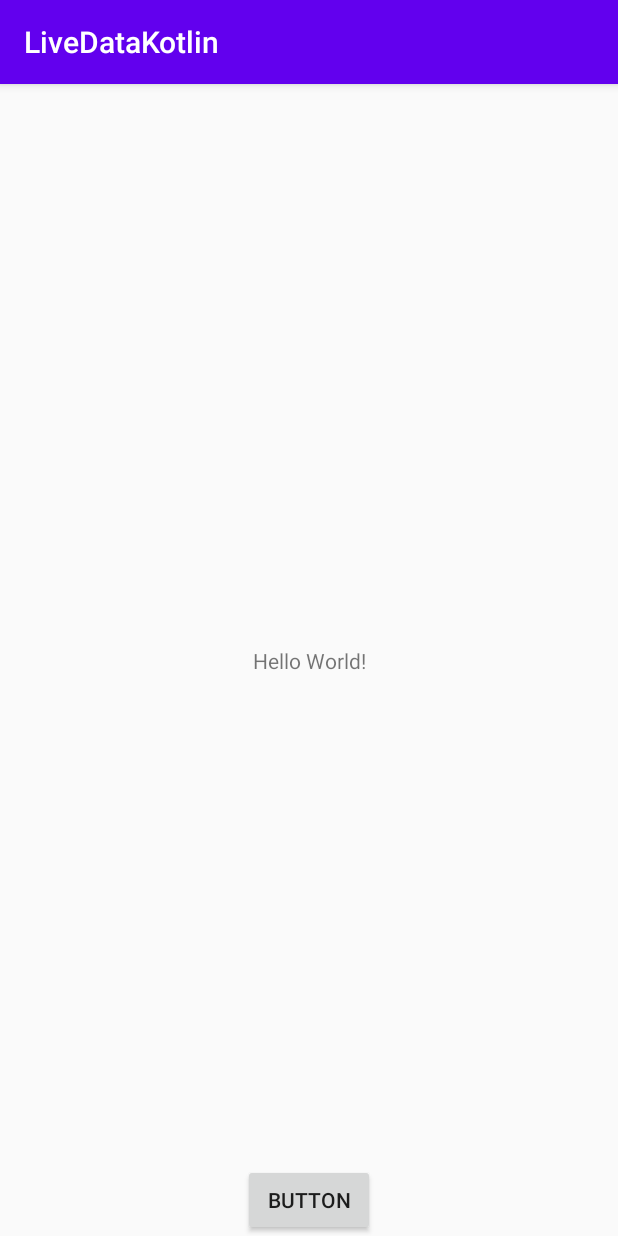
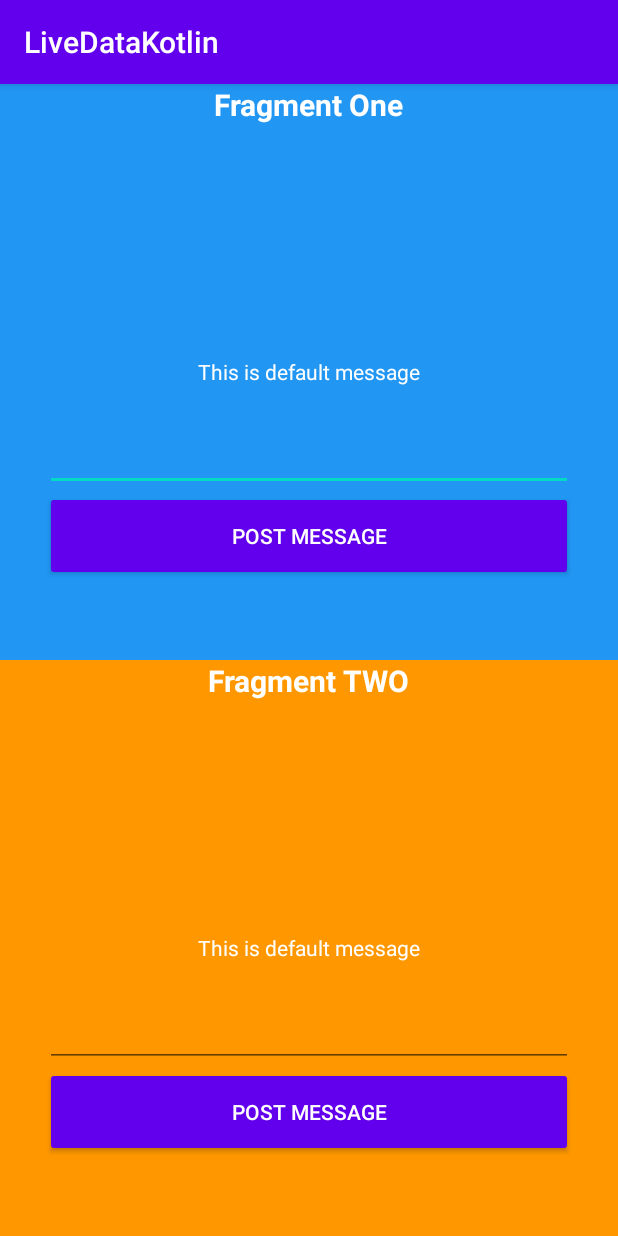
Before and after one commit to hmqiwtCode/LiveDataKotlin, an Android app: the screen it shows after launch (MainActivity), on a phone screen of 412 x 824 dp. Run offline under Robolectric (Android 15) with nearby library versions, the phone set to English and light mode, and no system bars.

Commit message:
Shared view model between two fragment

```diff
--- a/app/build.gradle
+++ b/app/build.gradle
@@ -35,6 +35,8 @@ dependencies {
     implementation 'androidx.appcompat:appcompat:1.3.0'
     implementation 'androidx.constraintlayout:constraintlayout:2.0.4'
     implementation 'androidx.lifecycle:lifecycle-extensions:2.2.0'
+    implementation 'androidx.legacy:legacy-support-v4:1.0.0'
+    implementation 'androidx.lifecycle:lifecycle-viewmodel-ktx:2.3.1'
     testImplementation 'junit:junit:4.12'
     androidTestImplementation 'androidx.test.ext:junit:1.1.3'
     androidTestImplementation 'androidx.test.espresso:espresso-core:3.4.0'
--- /dev/null
+++ b/app/src/main/java/com/quy/livedatakotlin/FragmentOne.kt
@@ -0,0 +1,51 @@
+package com.quy.livedatakotlin
+
+import androidx.lifecycle.ViewModelProviders
+import android.os.Bundle
+import android.util.Log
+import androidx.fragment.app.Fragment
+import android.view.LayoutInflater
+import android.view.View
+import android.view.ViewGroup
+import androidx.lifecycle.Observer
+import kotlinx.android.synthetic.main.fragment_one.view.*
+
+class FragmentOne : Fragment() {
+
+    companion object {
+        fun newInstance() = FragmentOne()
+    }
+
+    private lateinit var viewModel: SharedViewModel
+
+    override fun onCreateView(
+        inflater: LayoutInflater, container: ViewGroup?,
+        savedInstanceState: Bundle?
+    ): View? {
+        val rootView = inflater.inflate(R.layout.fragment_one, container, false)
+        activity?.let {
+            viewModel = ViewModelProviders.of(it).get(SharedViewModel::class.java)
+        }
+
+             activity?.let { viewModel.data().observe(it, Observer<String>{ item ->
+            if (!item.isBlank()){
+                Log.d("FRAGMENT A", this.toString());
+                Log.d("SEE LOG ITEM",item);
+                rootView.message.text = item
+            }
+        }) }
+
+        rootView.post_button.setOnClickListener {
+            val input = rootView.input_one.text.toString()
+            if (!input.isBlank()) {
+                viewModel.updateData(input)
+            } else {
+                ToastUtil.show(context, "Please enter message to post")
+            }
+        }
+
+        return rootView
+    }
+
+
+}
--- /dev/null
+++ b/app/src/main/java/com/quy/livedatakotlin/FragmentTwo.kt
@@ -0,0 +1,50 @@
+package com.quy.livedatakotlin
+
+import androidx.lifecycle.ViewModelProviders
+import android.os.Bundle
+import android.util.Log
+import androidx.fragment.app.Fragment
+import android.view.LayoutInflater
+import android.view.View
+import android.view.ViewGroup
+import androidx.lifecycle.Observer
+import kotlinx.android.synthetic.main.fragment_one.view.*
+
+class FragmentTwo : Fragment() {
+
+    companion object {
+        fun newInstance() = FragmentTwo()
+    }
+
+    private lateinit var viewModel: SharedViewModel
+
+    override fun onCreateView(
+        inflater: LayoutInflater, container: ViewGroup?,
+        savedInstanceState: Bundle?
+    ): View? {
+        val rootView = inflater.inflate(R.layout.fragment_two, container, false)
+        activity?.let {
+            viewModel = ViewModelProviders.of(it).get(SharedViewModel::class.java)
+        }
+
+        activity?.let { viewModel.data().observe(it, Observer<String>{ item ->
+            if (!item.isBlank()){
+                Log.d("FRAGMENT B", this.toString());
+                Log.d("SEE LOG ITEM",item);
+                rootView.message.text = item
+            }
+        }) }
+
+        rootView.post_button.setOnClickListener {
+            val input = rootView.input_one.text.toString()
+            if (!input.isBlank()) {
+                viewModel.updateData(input)
+            } else {
+                ToastUtil.show(context, "Please enter message to post")
+            }
+        }
+
+        return rootView
+    }
+
+}
--- a/app/src/main/java/com/quy/livedatakotlin/MainActivity.kt
+++ b/app/src/main/java/com/quy/livedatakotlin/MainActivity.kt
@@ -3,16 +3,45 @@ package com.quy.livedatakotlin
 import androidx.appcompat.app.AppCompatActivity
 import android.os.Bundle
 import android.view.View
+import android.widget.Toast
 import androidx.lifecycle.Observer
 import androidx.lifecycle.ViewModelProviders
 import kotlinx.android.synthetic.main.activity_main.*
 
 class MainActivity : AppCompatActivity() {
+//    override fun onCreate(savedInstanceState: Bundle?) {
+//        super.onCreate(savedInstanceState)
+//        setContentView(R.layout.activity_main)
+////        val model: NameModel = ViewModelProviders.of(this).get(NameModel::class.java);
+////        model.currentName.observe(this, Observer { name -> hello_world.text = name })
+//    }
+
+    private lateinit var viewModel: SharedViewModel
+
     override fun onCreate(savedInstanceState: Bundle?) {
         super.onCreate(savedInstanceState)
         setContentView(R.layout.activity_main)
-        val model: NameModel = ViewModelProviders.of(this).get(NameModel::class.java);
-        model.currentName.observe(this, Observer { name -> hello_world.text = name })
-        button.setOnClickListener(View.OnClickListener { item -> model.setPar() } )
+
+
+            supportFragmentManager.beginTransaction()
+                .replace(R.id.containerOne, FragmentOne.newInstance())
+                .commitNow()
+
+
+
+            supportFragmentManager.beginTransaction()
+                .replace(R.id.containerTwo, FragmentTwo.newInstance())
+                .commitNow()
+
+
+
+        /**
+         *  create view model with activity context
+         */
+        viewModel = ViewModelProviders.of(this).get(SharedViewModel::class.java)
+        viewModel.data().observe(this, Observer {
+            Toast.makeText(this, "From Activity $it", Toast.LENGTH_SHORT).show()
+        })
     }
+
 }
--- a/app/src/main/java/com/quy/livedatakotlin/NameModel.kt
+++ b/app/src/main/java/com/quy/livedatakotlin/NameModel.kt
@@ -8,14 +8,5 @@ class NameModel: ViewModel() {
         MutableLiveData<String>()
 
     }
-    fun setCurrentName(){
-        currentName.value = "OK nhu vay di"
-    }
-
-
-    fun setPar(){
-        currentName.value = "Change thu cho vui"
-    }
-
 
 }
--- /dev/null
+++ b/app/src/main/java/com/quy/livedatakotlin/RoomDAO.kt
@@ -0,0 +1,4 @@
+package com.quy.livedatakotlin
+
+class RoomDAO {
+}
--- /dev/null
+++ b/app/src/main/java/com/quy/livedatakotlin/SharedViewModel.kt
@@ -0,0 +1,19 @@
+package com.quy.livedatakotlin
+
+import androidx.lifecycle.MutableLiveData
+import androidx.lifecycle.ViewModel
+
+class SharedViewModel : ViewModel() {
+    private val data: MutableLiveData<String> = MutableLiveData()
+
+    fun data(): MutableLiveData<String> = data
+
+    fun updateData(message: String){
+        data.value = message
+    }
+
+    init {
+        data.value = "This is default message"
+    }
+
+}
--- /dev/null
+++ b/app/src/main/java/com/quy/livedatakotlin/ToastUtil.kt
@@ -0,0 +1,11 @@
+package com.quy.livedatakotlin
+
+import android.content.Context
+import android.widget.Toast
+
+object ToastUtil {
+    fun show(context: Context?, message: String) {
+        if (context == null) return
+        Toast.makeText(context, message, Toast.LENGTH_SHORT).show()
+    }
+}
--- a/app/src/main/res/layout/activity_main.xml
+++ b/app/src/main/res/layout/activity_main.xml
@@ -1,28 +1,25 @@
 <?xml version="1.0" encoding="utf-8"?>
-<androidx.constraintlayout.widget.ConstraintLayout xmlns:android="http://schemas.android.com/apk/res/android"
-    xmlns:app="http://schemas.android.com/apk/res-auto"
+<LinearLayout xmlns:android="http://schemas.android.com/apk/res/android"
     xmlns:tools="http://schemas.android.com/tools"
     android:layout_width="match_parent"
     android:layout_height="match_parent"
+    android:orientation="vertical"
+    android:weightSum="2"
     tools:context=".MainActivity">
 
-    <TextView
-        android:id="@+id/hello_world"
-        android:layout_width="wrap_content"
-        android:layout_height="wrap_content"
-        android:text="Hello World!"
-        app:layout_constraintBottom_toBottomOf="parent"
-        app:layout_constraintLeft_toLeftOf="parent"
-        app:layout_constraintRight_toRightOf="parent"
-        app:layout_constraintTop_toTopOf="parent" />
+        <FrameLayout
+            android:id="@+id/containerOne"
+            android:layout_width="match_parent"
+            android:layout_height="wrap_content"
+            android:layout_weight="1"
+            tools:context=".MainActivity" />
 
-    <Button
-        android:id="@+id/button"
-        android:layout_width="wrap_content"
-        android:layout_height="wrap_content"
-        android:text="Button"
-        app:layout_constraintBottom_toBottomOf="parent"
-        app:layout_constraintEnd_toEndOf="parent"
-        app:layout_constraintStart_toStartOf="parent" />
+        <FrameLayout
+            android:id="@+id/containerTwo"
+            android:layout_width="match_parent"
+            android:layout_height="wrap_content"
+            android:layout_weight="1"
+            tools:context=".MainActivity" />
 
-</androidx.constraintlayout.widget.ConstraintLayout>
+
+</LinearLayout>
--- /dev/null
+++ b/app/src/main/res/layout/fragment_one.xml
@@ -0,0 +1,48 @@
+<?xml version="1.0" encoding="utf-8"?>
+<RelativeLayout xmlns:android="http://schemas.android.com/apk/res/android"
+    xmlns:tools="http://schemas.android.com/tools"
+    android:id="@+id/main"
+    android:layout_width="match_parent"
+    android:layout_height="match_parent"
+    android:background="#2196F3"
+    tools:context=".FragmentOne">
+
+    <TextView
+        android:layout_width="wrap_content"
+        android:layout_height="wrap_content"
+        android:layout_centerHorizontal="true"
+        android:text="Fragment One"
+        android:textColor="@color/white"
+        android:textSize="20sp"
+        android:textStyle="bold" />
+
+    <TextView
+        android:id="@+id/message"
+        android:layout_width="wrap_content"
+        android:layout_height="wrap_content"
+        android:layout_centerInParent="true"
+        android:layout_centerHorizontal="true"
+        android:text="There should be your updated message."
+        android:textColor="@color/white"
+        android:textSize="14sp" />
+
+    <androidx.appcompat.widget.AppCompatEditText
+        android:id="@+id/input_one"
+        android:layout_width="match_parent"
+        android:layout_height="wrap_content"
+        android:layout_below="@+id/message"
+        android:layout_marginHorizontal="30dp"
+        android:layout_marginTop="10dp"
+        android:minHeight="60dp" />
+
+    <androidx.appcompat.widget.AppCompatButton
+        android:id="@+id/post_button"
+        android:layout_width="match_parent"
+        android:layout_height="wrap_content"
+        android:layout_below="@+id/input_one"
+        android:layout_marginHorizontal="30dp"
+        android:backgroundTint="@color/colorPrimary"
+        android:minHeight="60dp"
+        android:text="Post Message"
+        android:textColor="@color/white" />
+</RelativeLayout>
--- /dev/null
+++ b/app/src/main/res/layout/fragment_two.xml
@@ -0,0 +1,48 @@
+<?xml version="1.0" encoding="utf-8"?>
+<RelativeLayout xmlns:android="http://schemas.android.com/apk/res/android"
+    xmlns:tools="http://schemas.android.com/tools"
+    android:id="@+id/main"
+    android:layout_width="match_parent"
+    android:layout_height="match_parent"
+    android:background="#FF9800"
+    tools:context=".FragmentTwo">
+
+    <TextView
+        android:layout_width="wrap_content"
+        android:layout_height="wrap_content"
+        android:layout_centerHorizontal="true"
+        android:text="Fragment TWO"
+        android:textColor="@color/white"
+        android:textSize="20sp"
+        android:textStyle="bold" />
+
+    <TextView
+        android:id="@+id/message"
+        android:layout_width="wrap_content"
+        android:layout_height="wrap_content"
+        android:layout_centerInParent="true"
+        android:layout_centerHorizontal="true"
+        android:text="There should be your updated message."
+        android:textColor="@color/white"
+        android:textSize="14sp" />
+
+    <androidx.appcompat.widget.AppCompatEditText
+        android:id="@+id/input_one"
+        android:layout_width="match_parent"
+        android:layout_height="wrap_content"
+        android:layout_below="@+id/message"
+        android:layout_marginHorizontal="30dp"
+        android:layout_marginTop="10dp"
+        android:minHeight="60dp" />
+
+    <androidx.appcompat.widget.AppCompatButton
+        android:id="@+id/post_button"
+        android:layout_width="match_parent"
+        android:layout_height="wrap_content"
+        android:layout_below="@+id/input_one"
+        android:layout_marginHorizontal="30dp"
+        android:backgroundTint="@color/colorPrimary"
+        android:minHeight="60dp"
+        android:text="Post Message"
+        android:textColor="@color/white" />
+</RelativeLayout>
--- a/app/src/main/res/values/colors.xml
+++ b/app/src/main/res/values/colors.xml
@@ -3,4 +3,5 @@
     <color name="colorPrimary">#6200EE</color>
     <color name="colorPrimaryDark">#3700B3</color>
     <color name="colorAccent">#03DAC5</color>
+    <color name="white">#ffffff</color>
 </resources>
--- a/app/src/main/res/values/strings.xml
+++ b/app/src/main/res/values/strings.xml
@@ -1,3 +1,5 @@
 <resources>
     <string name="app_name">LiveDataKotlin</string>
+    <!-- TODO: Remove or change this placeholder text -->
+    <string name="hello_blank_fragment">Hello blank fragment</string>
 </resources>
```
